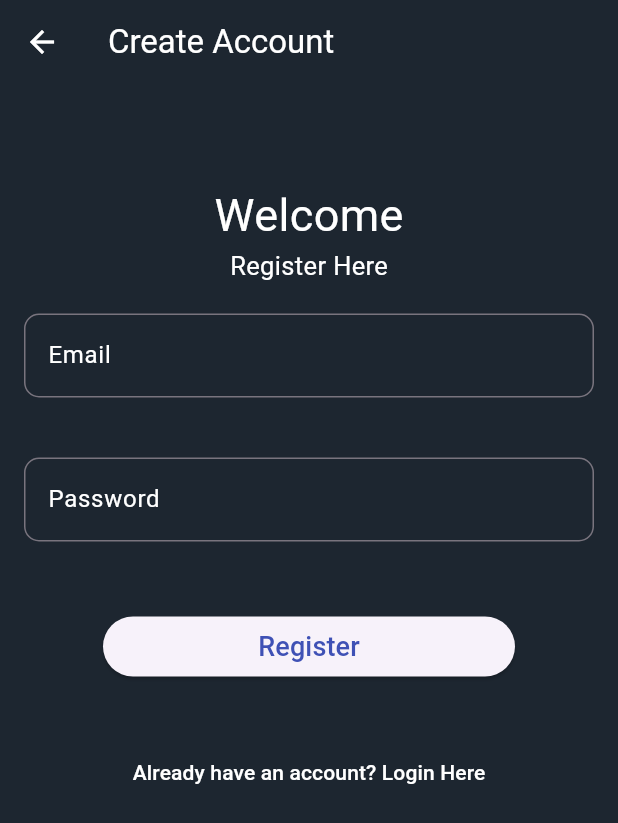
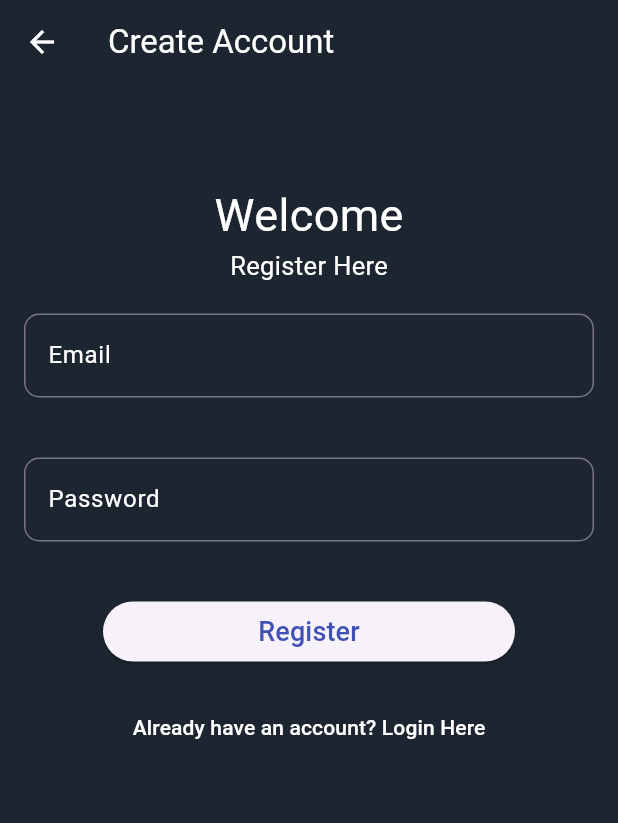
Before and after one commit to PavanEdirisingha2000/flutter-todo-app-firebase-auth, a Flutter app: the SignupScreen screen opened directly, on a phone screen of 412 x 824 dp. Shown: the top 823 px of the screen. Run offline on Flutter 3.47's test engine with Material 3 defaults, Android fonts, the phone set to English and light mode, and no system bars; our stand-ins replace cloud_firestore, firebase_auth, firebase_core, flutter_slidable; accounts and stored records are empty; network calls fail.

```diff
--- a/lib/signup.dart
+++ b/lib/signup.dart
@@ -88,7 +88,14 @@ class _SignupScreenState extends State<SignupScreen> {
                     return null;
                   },
                 ),
-                SizedBox(height: 50),
+                SizedBox(height: 20),
+
+                if (_errorMessage.isNotEmpty)
+                  Text(
+                    _errorMessage,
+                    style: TextStyle(color: Colors.red, fontSize: 14),
+                  ),
+                SizedBox(height: 20),
                 SizedBox(
                   height: 40,
                   width: MediaQuery.of(context).size.width / 1.5,
@@ -122,12 +129,6 @@ class _SignupScreenState extends State<SignupScreen> {
                   ),
                 ),
                 SizedBox(height: 20),
-                if (_errorMessage.isNotEmpty)
-                  Text(
-                    _errorMessage,
-                    style: TextStyle(color: Colors.red, fontSize: 14),
-                  ),
-                SizedBox(height: 20),
                 TextButton(
                   onPressed: () {
                     Navigator.push(
```
Also changed, not shown: lib/login_screen.dart (+12 -6 lines), lib/services/auth_services.dart (+11 -4 lines), pubspec.yaml (+9 -5 lines), lib/assets/todo.png (added), pubspec.lock, 17 other files.
